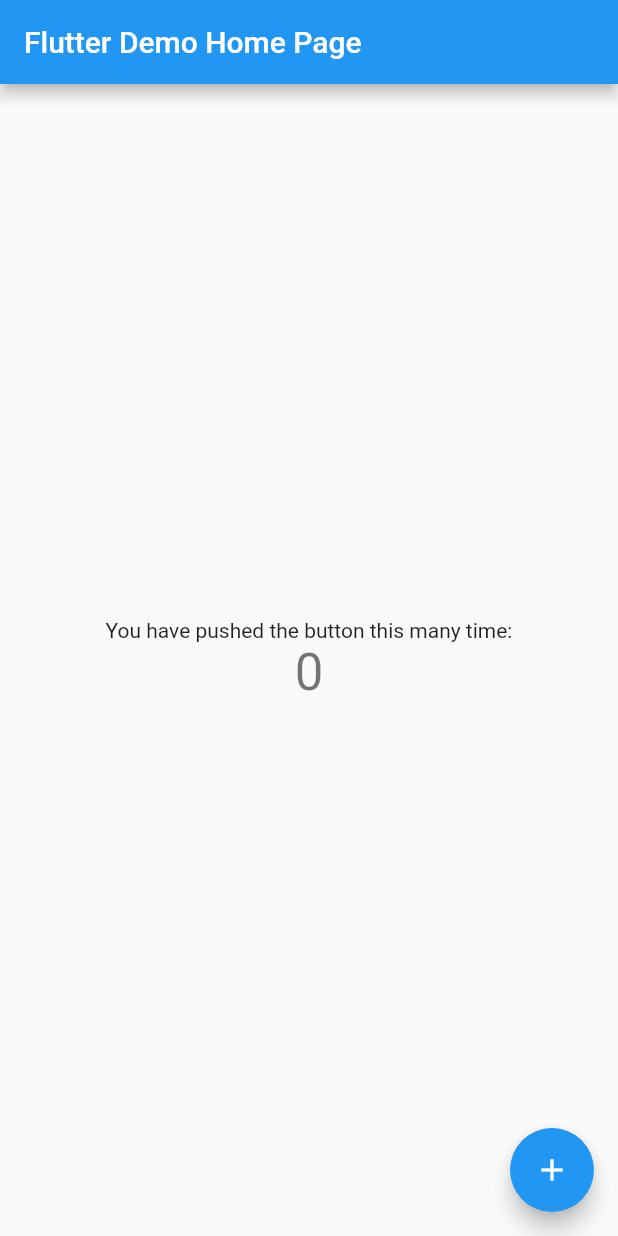
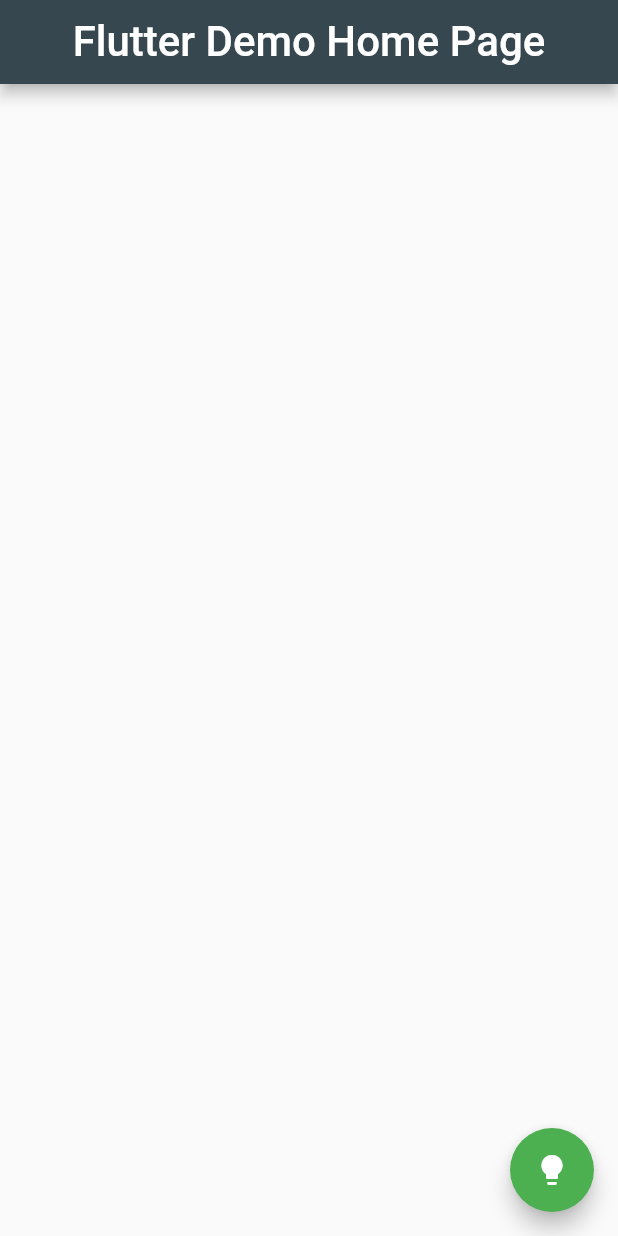
Before and after one commit to Agbajee/quote_app, a Flutter app: the screen it shows after launch, on a phone screen of 412 x 824 dp. Run offline on Flutter 3.47's test engine with Material 2 defaults, Android fonts, the phone set to English and light mode, and no system bars.

```diff
--- a/lib/main.dart
+++ b/lib/main.dart
@@ -1,3 +1,5 @@
+// ignore_for_file: prefer_const_literals_to_create_immutables, prefer_const_constructors
+
 import 'package:flutter/material.dart';
 
 void main() {
@@ -13,7 +15,7 @@ class QuoteApp extends StatelessWidget {
     return MaterialApp(
       title: 'Flutter Demo',
       theme: ThemeData(
-        primarySwatch: Colors.blue,
+        primarySwatch: Colors.green,
       ),
       home: const MyHomePage(title: 'Flutter Demo Home Page'),
     );
@@ -30,38 +32,34 @@ class MyHomePage extends StatefulWidget {
 }
 
 class _MyHomePageState extends State<MyHomePage> {
-  int _counter = 0;
-
-  void _incrementCounter() {
-    setState(() {
-      _counter++;
-    });
-  }
 
   @override
   Widget build(BuildContext context) {
     return Scaffold(
       appBar: AppBar(
-        title: Text(widget.title),
+
+        backgroundColor: Color(0xFF37474f),
+        centerTitle: true,
+        title: Text(
+          widget.title,
+          style: TextStyle(
+            color: Color(0xFFFFFFFF),
+            fontSize: 28
+          )
+        ),
       ),
       body: Center(
         child: Column(
           mainAxisAlignment: MainAxisAlignment.center,
           children: <Widget>[
-            const Text(
-              'You have pushed the button this many time:',
-            ),
-            Text(
-              '$_counter',
-              style: Theme.of(context).textTheme.headline4,
-            ),
+
           ],
         ),
       ),
       floatingActionButton: FloatingActionButton(
-        onPressed: _incrementCounter,
+        onPressed: null,
         tooltip: 'Increment',
-        child: const Icon(Icons.add),
+        child: const Icon(Icons.lightbulb),
       ),
     );
   }
```
